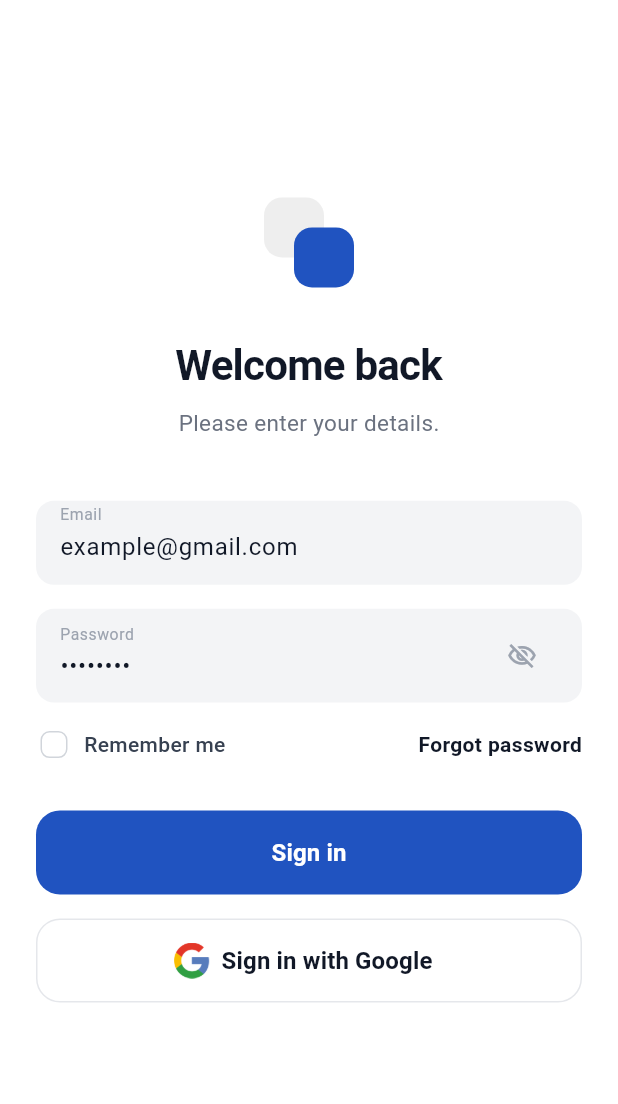
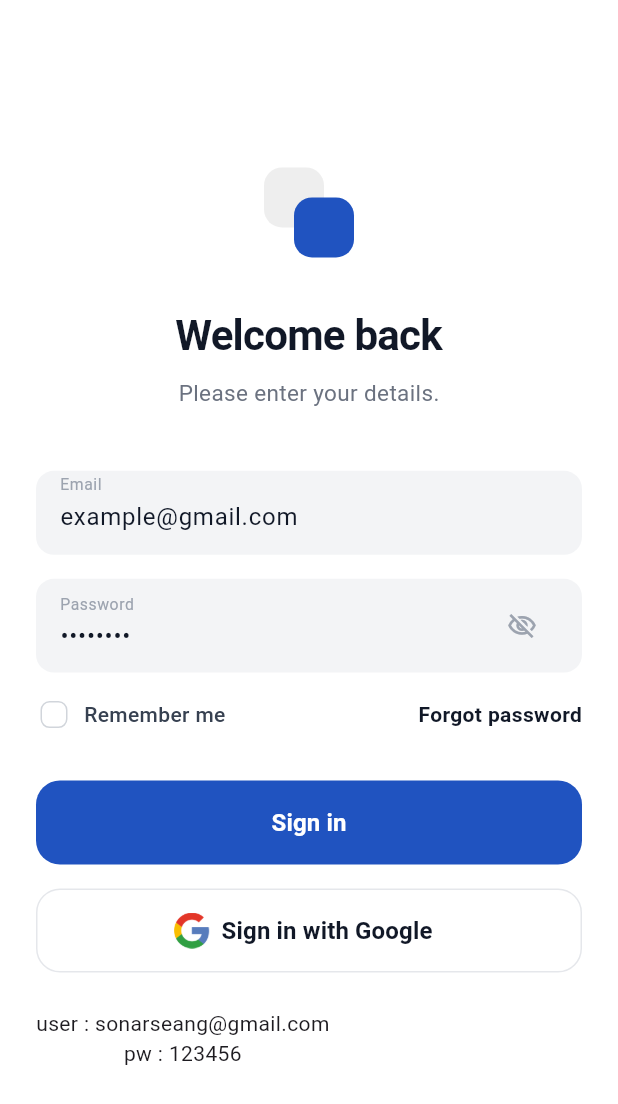
Before and after one commit to Darith49/FaceRecognitionRestructure, a Flutter app: the screen it shows after launch, on a phone screen of 412 x 824 dp. Shown: the top 1104 px of the screen. Run offline on Flutter 3.47's test engine with Material 3 defaults, Android fonts, the phone set to English and light mode, and no system bars; our stand-ins replace cloud_firestore, firebase_auth, firebase_core, get, hugeicons; missing offline and left inert: flutter_floating_bottom_bar; accounts and stored records are empty.

Commit message:
Add User and Pw to login Screen

```diff
--- a/face_recognition_attendance/lib/features/auth/view/login_screen.dart
+++ b/face_recognition_attendance/lib/features/auth/view/login_screen.dart
@@ -301,6 +301,13 @@ class LoginScreen extends GetView<LoginController> {
                       ),
                     ),
                     const SizedBox(height: 24),
+
+                    Column(
+                      children: [
+                        Text('user : sonarseang@gmail.com'),
+                        Text('pw : 123456')
+                      ],
+                    )
                   ],
                 ),
               ],
```
Also changed, not shown: 1 other file.
